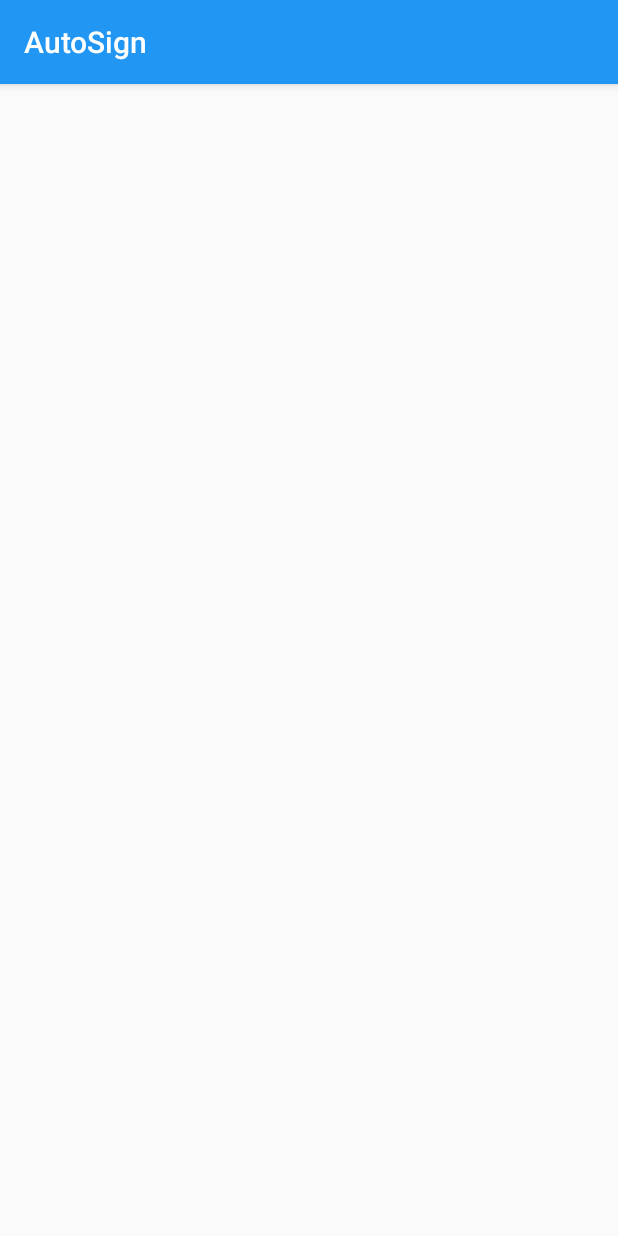
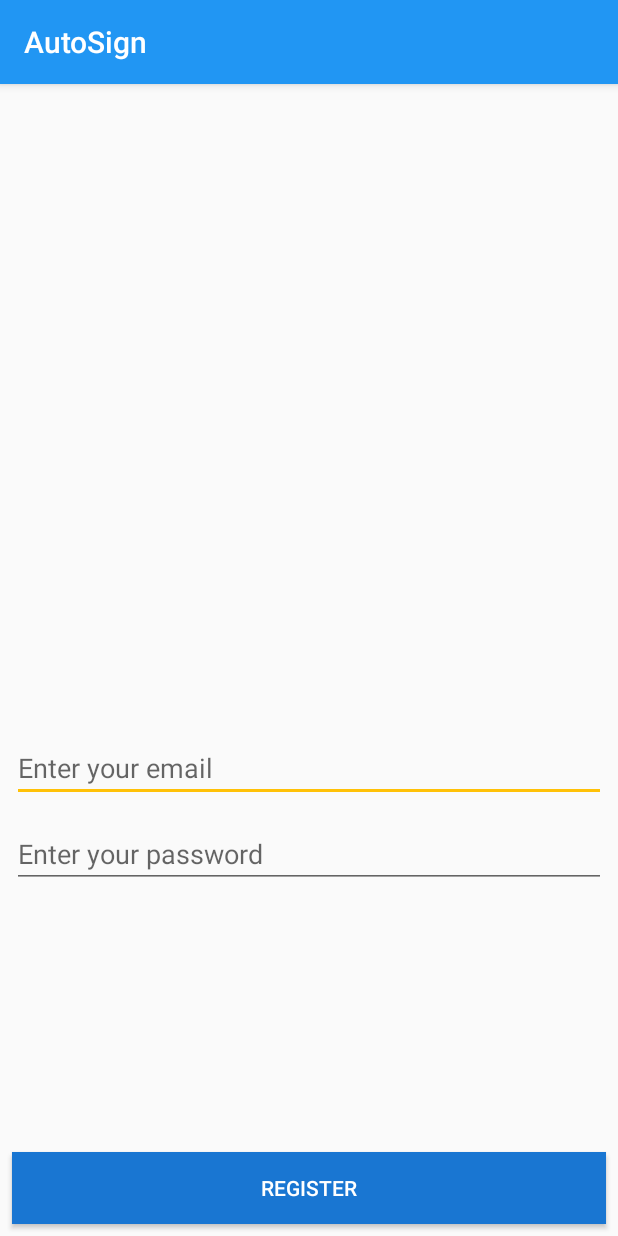
Before and after one commit to lawrence254/AutoSign, an Android app: the RegisterActivity screen opened directly, with no data from a screen before it, on a phone screen of 412 x 824 dp. Run offline under Robolectric (Android 15) with nearby library versions, the phone set to English and light mode, and no system bars; our stand-ins replace ButterKnife, Firebase (no records; nobody signed in at launch, a user with empty details on screens opened directly); 1 statement that could not run was skipped.

Commit message:
Add the methods required to register a user using their email adresses

```diff
--- a/app/build.gradle
+++ b/app/build.gradle
@@ -31,6 +31,9 @@ dependencies {
     implementation 'com.google.android.gms:play-services-nearby:11.6.2'
 
     implementation 'com.firebaseui:firebase-ui-auth:4.0.0'
+
+    implementation 'com.jakewharton:butterknife:8.8.1'
+    annotationProcessor 'com.jakewharton:butterknife-compiler:8.8.1'
 }
 
 apply plugin: 'com.google.gms.google-services'
--- a/app/src/main/java/com/lawrence254/autosign/RegisterActivity.java
+++ b/app/src/main/java/com/lawrence254/autosign/RegisterActivity.java
@@ -1,13 +1,84 @@
 package com.lawrence254.autosign;
 
+import android.content.Intent;
+import android.support.annotation.NonNull;
 import android.support.v7.app.AppCompatActivity;
 import android.os.Bundle;
+import android.text.TextUtils;
+import android.view.View;
+import android.widget.Button;
+import android.widget.EditText;
+import android.widget.ProgressBar;
+import android.widget.Toast;
 
-public class RegisterActivity extends AppCompatActivity {
+import com.google.android.gms.tasks.OnCompleteListener;
+import com.google.android.gms.tasks.Task;
+import com.google.firebase.auth.AuthResult;
+import com.google.firebase.auth.FirebaseAuth;
+
+import butterknife.BindView;
+import butterknife.ButterKnife;
+
+public class RegisterActivity extends AppCompatActivity implements View.OnClickListener {
+    @BindView(R.id.uEmail)EditText mEmail;
+    @BindView(R.id.uPass)EditText mPass;
+    @BindView(R.id.uregister)Button mRegister;
+    FirebaseAuth auth;
+    ProgressBar progressBar;
 
     @Override
     protected void onCreate(Bundle savedInstanceState) {
         super.onCreate(savedInstanceState);
         setContentView(R.layout.activity_register);
+        ButterKnife.bind(this);
+        auth = FirebaseAuth.getInstance();
+
+        mRegister.setOnClickListener(this);
+    }
+
+    @Override
+    public void onClick(View v) {
+        if (v==mRegister){
+            String email = mEmail.getText().toString().trim();
+            String pass = mPass.getText().toString().trim();
+
+            if (TextUtils.isEmpty(email)) {
+                Toast.makeText(getApplicationContext(), "Enter email address!", Toast.LENGTH_SHORT).show();
+                return;
+            }
+
+            if (TextUtils.isEmpty(pass)) {
+                Toast.makeText(getApplicationContext(), "Enter password!", Toast.LENGTH_SHORT).show();
+                return;
+            }
+
+            if (pass.length() < 6) {
+                Toast.makeText(getApplicationContext(), "Password too short, enter minimum 6 characters!", Toast.LENGTH_SHORT).show();
+                return;
+            }
+
+            progressBar.setVisibility(View.VISIBLE);
+            //create user
+            auth.createUserWithEmailAndPassword(email, pass)
+                    .addOnCompleteListener(RegisterActivity.this, new OnCompleteListener<AuthResult>() {
+                        @Override
+                        public void onComplete(@NonNull Task<AuthResult> task) {
+                            Toast.makeText(RegisterActivity.this, "Account created" + task.isSuccessful(), Toast.LENGTH_SHORT).show();
+                            progressBar.setVisibility(View.GONE);
+                            if (!task.isSuccessful()) {
+                                Toast.makeText(RegisterActivity.this, "Account creation failed." + task.getException(),
+                                        Toast.LENGTH_SHORT).show();
+                            } else {
+                                startActivity(new Intent(RegisterActivity.this, Login.class));
+                                finish();
+                            }
+                        }
+                    });
+        }
+    }
+    @Override
+    protected void onResume() {
+        super.onResume();
+        progressBar.setVisibility(View.GONE);
     }
 }
--- a/app/src/main/res/layout/activity_register.xml
+++ b/app/src/main/res/layout/activity_register.xml
@@ -6,4 +6,54 @@
     android:layout_height="match_parent"
     tools:context=".RegisterActivity">
 
+    <EditText
+        android:id="@+id/uEmail"
+        android:layout_width="match_parent"
+        android:layout_height="wrap_content"
+        android:layout_marginBottom="8dp"
+        android:layout_marginEnd="8dp"
+        android:layout_marginStart="8dp"
+        android:layout_marginTop="8dp"
+        android:hint="Enter your email"
+        android:inputType="textEmailAddress"
+        app:layout_constraintBottom_toTopOf="@+id/uPass"
+        app:layout_constraintEnd_toEndOf="parent"
+        app:layout_constraintStart_toStartOf="parent"
+        app:layout_constraintTop_toTopOf="parent"
+        app:layout_constraintVertical_bias="0.991" />
+
+    <EditText
+        android:layout_width="match_parent"
+        android:layout_height="wrap_content"
+        android:id="@+id/uPass"
+        android:layout_marginBottom="232dp"
+        android:layout_marginEnd="8dp"
+        android:layout_marginStart="8dp"
+        android:layout_marginTop="8dp"
+        android:hint="Enter your password"
+        android:inputType="textPassword"
+        app:layout_constraintBottom_toBottomOf="parent"
+        app:layout_constraintEnd_toEndOf="parent"
+        app:layout_constraintHorizontal_bias="0.0"
+        app:layout_constraintStart_toStartOf="parent"
+        app:layout_constraintTop_toTopOf="parent"
+        app:layout_constraintVertical_bias="1.0"/>
+
+    <Button
+        android:id="@+id/uregister"
+        android:layout_width="match_parent"
+        android:layout_height="wrap_content"
+        android:layout_marginBottom="8dp"
+        android:layout_marginEnd="8dp"
+        android:layout_marginStart="8dp"
+        android:layout_marginTop="8dp"
+        android:text="Register"
+        android:background="@color/colorPrimaryDark"
+        android:textColor="@color/secondaryTextColor"
+        app:layout_constraintBottom_toBottomOf="parent"
+        app:layout_constraintEnd_toEndOf="parent"
+        app:layout_constraintHorizontal_bias="1.0"
+        app:layout_constraintStart_toStartOf="parent"
+        app:layout_constraintTop_toBottomOf="@+id/uPass"
+        app:layout_constraintVertical_bias="1.0" />
 </android.support.constraint.ConstraintLayout>
--- a/app/src/main/res/values/colors.xml
+++ b/app/src/main/res/values/colors.xml
@@ -5,6 +5,6 @@
     <color name="colorAccent">#FFC107</color>
     <color name="colorPrimaryLight">#BBDEFB</color>
     <color name="colorPrimaryText">#212121</color>
-    <color name="secondaryTextColor">#757575</color>
+    <color name="secondaryTextColor">#FFFFFF</color>
     <color name="colorDivider">#BDBDBD</color>
 </resources>
```
Also changed, not shown: app/src/main/java/com/lawrence254/autosign/Login.java (+2 -5 lines).
